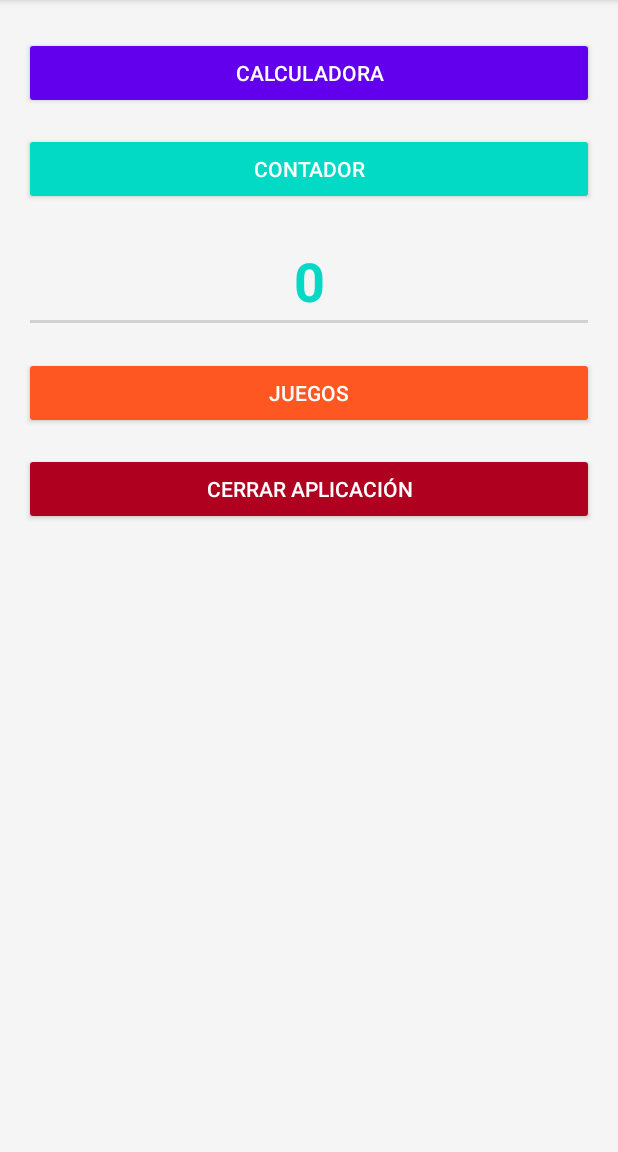
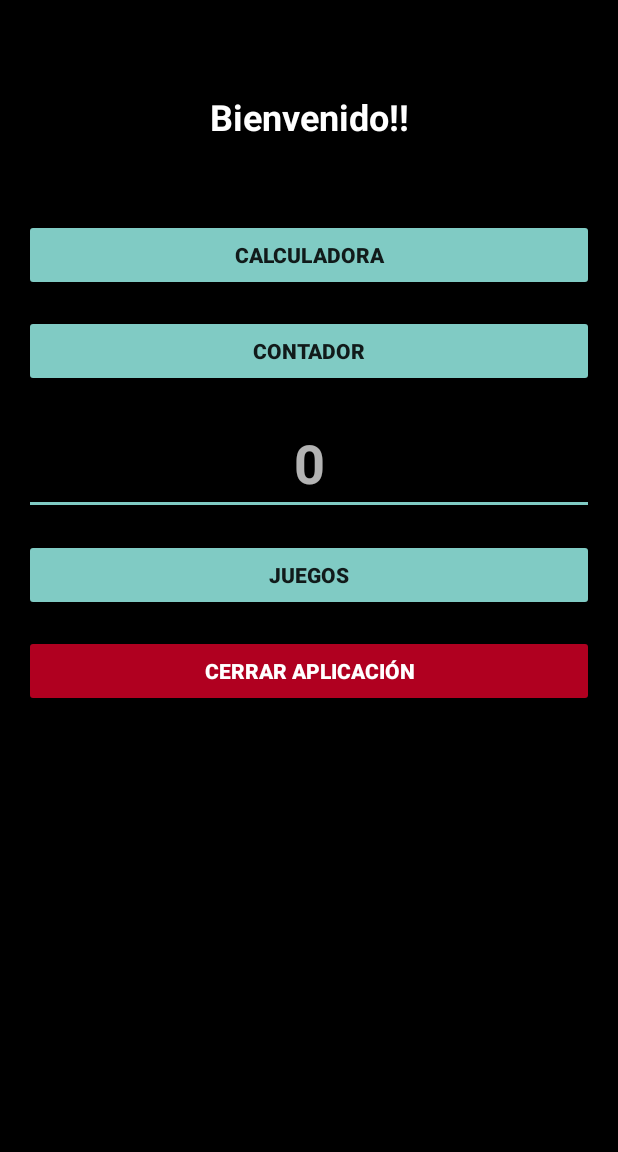
Before and after one commit to ikeer-gr/ProyectoMultiAppAndroid, an Android app: the screen it shows after launch (principal), on a phone screen of 412 x 824 dp, the part 84-1236 px from its top. Run offline under Robolectric (Android 15) with nearby library versions, the phone set to English and light mode, and no system bars.

Commit message:
Todo terminado solo falta ponerlo bonito

```diff
--- a/app/src/main/res/layout/activity_principal.xml
+++ b/app/src/main/res/layout/activity_principal.xml
@@ -2,31 +2,38 @@
 <LinearLayout xmlns:android="http://schemas.android.com/apk/res/android"
     android:layout_width="match_parent"
     android:layout_height="match_parent"
-    android:background="#F5F5F5"
+    android:background="#000000"
     android:orientation="vertical"
-    android:padding="16dp">
+    android:padding="16dp"> <!-- Fondo negro -->
 
     <!-- Encabezado -->
+
+    <!-- Botón de Calculadora -->
+
+    <Space
+        android:layout_width="match_parent"
+        android:layout_height="82dp" />
+
     <TextView
         android:layout_width="match_parent"
-        android:layout_height="wrap_content"
+        android:layout_height="72dp"
         android:layout_marginBottom="32dp"
         android:gravity="center"
-        android:text="Bienvenido"
-        android:textColor="#333333"
+        android:text="Bienvenido!!"
+        android:textColor="#FFFFFF"
         android:textSize="24sp"
         android:textStyle="bold" />
 
-    <!-- Botón de Calculadora -->
     <Button
         android:id="@+id/bcal"
         android:layout_width="match_parent"
         android:layout_height="wrap_content"
         android:layout_marginBottom="16dp"
-        android:backgroundTint="#6200EE"
+        android:backgroundTint="?android:attr/colorAccent"
         android:onClick="ejecutarCalculadora"
         android:text="Calculadora"
-        android:textColor="#FFFFFF" />
+        android:textColor="?android:attr/textColorPrimaryInverse"
+        android:textStyle="bold" />
 
     <!-- Botón de Contador -->
     <Button
@@ -34,36 +41,38 @@
         android:layout_width="match_parent"
         android:layout_height="wrap_content"
         android:layout_marginBottom="16dp"
-        android:backgroundTint="#03DAC5"
+        android:backgroundTint="?android:attr/colorAccent"
         android:onClick="ejecutarContador"
         android:text="Contador"
-        android:textColor="#FFFFFF" />
+        android:textColor="?android:attr/textColorPrimaryInverse"
+        android:textStyle="bold" />
 
     <!-- Campo de texto del contador -->
-    <!-- Botón de Jugar 3 en Raya -->
     <EditText
         android:id="@+id/valorinicial"
         android:layout_width="match_parent"
         android:layout_height="wrap_content"
         android:layout_marginBottom="16dp"
-        android:backgroundTint="#D1D1D1"
+        android:backgroundTint="?android:attr/colorAccent"
         android:gravity="center"
         android:hint="0"
         android:inputType="number"
-        android:textColor="#03D9C4"
-        android:textColorHint="#03D9C4"
+        android:textColor="?android:attr/textColorPrimaryInverse"
         android:textSize="36sp"
         android:textStyle="bold" />
 
+    <!-- Botón de Jugar 3 en Raya -->
     <Button
         android:id="@+id/bjuegos"
         android:layout_width="match_parent"
         android:layout_height="wrap_content"
         android:layout_marginBottom="16dp"
-        android:backgroundTint="#FF5722"
+        android:backgroundTint="?android:attr/colorAccent"
         android:onClick="ejecutarMjuegos"
         android:text="JUEGOS"
-        android:textColor="#FFFFFF" />
+        android:textColor="?android:attr/textColorPrimaryInverse"
+        android:textStyle="bold" />
+
 
     <!-- Botón de Salir -->
     <Button
@@ -73,5 +82,6 @@
         android:backgroundTint="#B00020"
         android:onClick="salir"
         android:text="Cerrar Aplicación"
-        android:textColor="#FFFFFF" />
+        android:textColor="#FFFFFF"
+        android:textStyle="bold" />
 </LinearLayout>
```
Also changed, not shown: app/src/main/res/layout/activity_menu3raya.xml (+16 -5 lines), app/src/main/res/layout/activity_menu_juegos.xml (+6 -5 lines).
